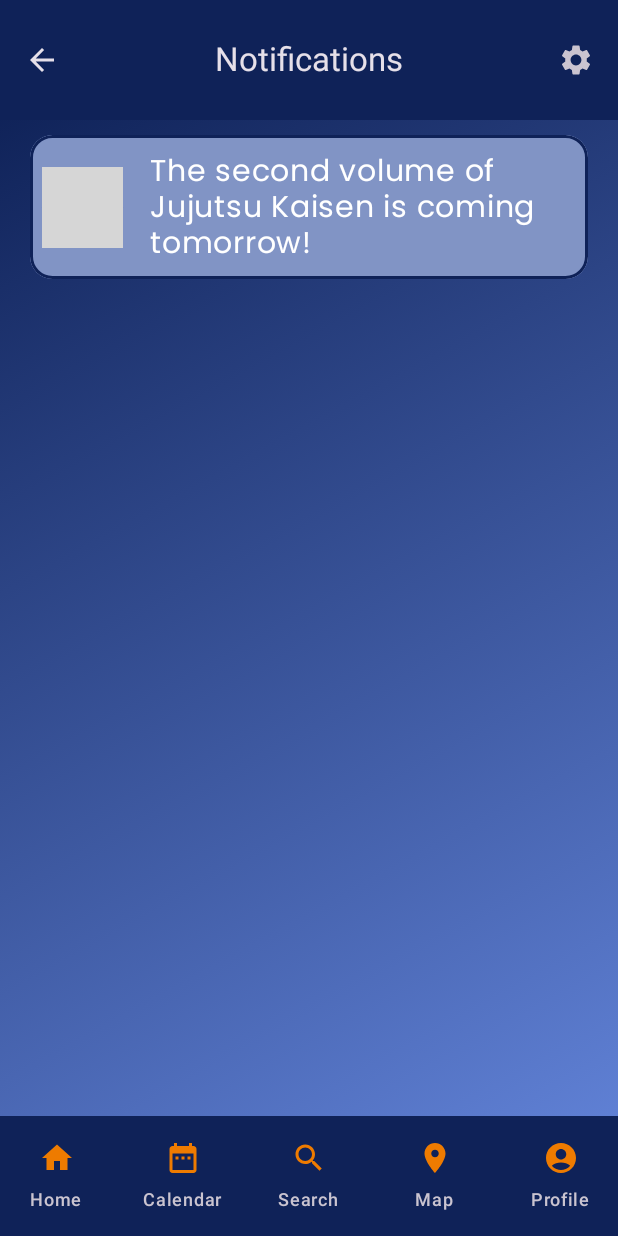
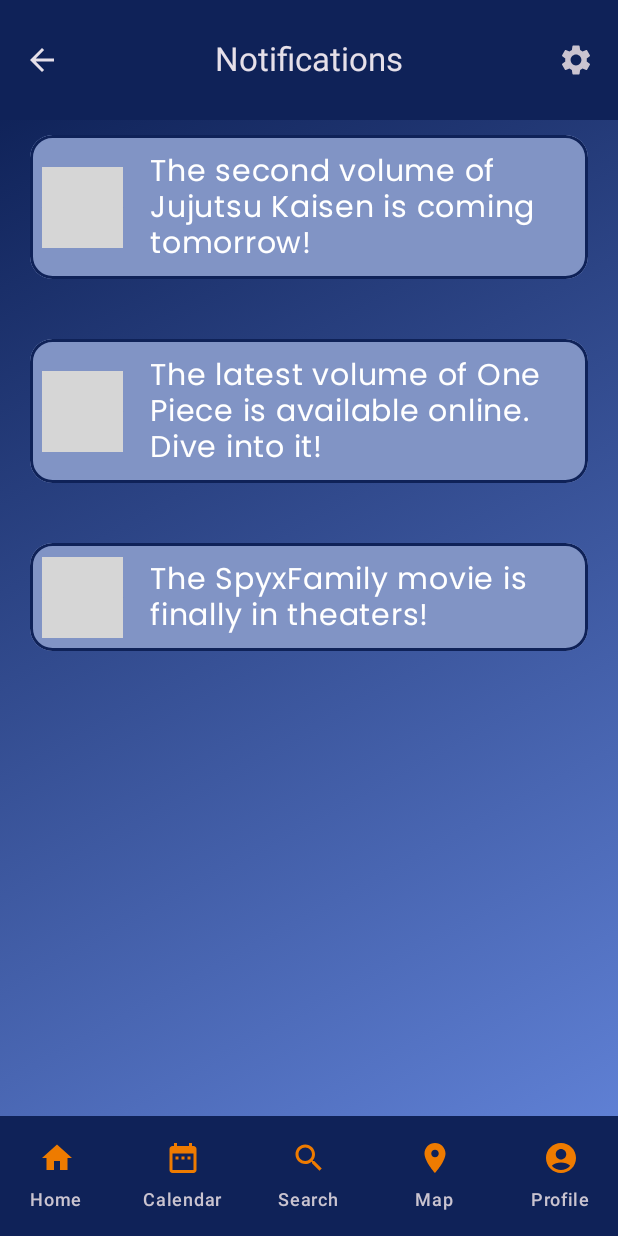
Before and after one commit to Mariarita2710/MangaGen_pre, an Android app built with Jetpack Compose: the NotificationsScreen screen opened through its navigation route, on a phone screen of 412 x 824 dp. Run offline under Robolectric (Android 15) with nearby library versions, the phone set to English and light mode, and no system bars; our stand-ins replace Firebase (no records; nobody signed in at launch, a user with empty details on screens opened directly), livedata-compose; pictures from the network do not load; grey boxes are pictures that could not be loaded.

Commit message:
Update Notifications.kt

```diff
--- a/GenerazioneMangaV3/app/src/main/java/com/polito/giulia/generazionemangav3/screens/Notifications.kt
+++ b/GenerazioneMangaV3/app/src/main/java/com/polito/giulia/generazionemangav3/screens/Notifications.kt
@@ -37,8 +37,9 @@ import com.polito.giulia.generazionemangav3.ui.theme.fontFamily
 
 @Composable
 fun NotificationsScreen(viewModel: AppViewModel, navController: NavController) {
-    var url =""
-    url = FindUrl(fileName = "Jujutsu Kaisen Cover.jpg")
+    val url1 = FindUrl(fileName = "Jujutsu Kaisen Cover.jpg")
+    val url2 = FindUrl(fileName = "One Piece Cover.jpg")
+    val url3 = FindUrl(fileName = "Spy x Family Cover.jpg")
 
     Box(modifier = Modifier
         .fillMaxSize()
@@ -75,12 +76,10 @@ fun NotificationsScreen(viewModel: AppViewModel, navController: NavController) {
                         .padding(8.dp)
                 ) {
                     AsyncImage(
-                        model = url,
+                        model = url1,
                         contentDescription = "icona",
                         contentScale = ContentScale.Crop)
                 }
-
-
                 Text(
                     text = "The second volume of Jujutsu Kaisen is coming tomorrow!",
                     textAlign = TextAlign.Left,
@@ -91,6 +90,79 @@ fun NotificationsScreen(viewModel: AppViewModel, navController: NavController) {
                     modifier = Modifier.padding(10.dp)
                 )
             }
+
+            Row(
+                Modifier
+                    .padding(20.dp)
+                    .background(MaterialTheme.colorScheme.onBackground, RoundedCornerShape(15.dp))
+                    .clip(RoundedCornerShape(15.dp))
+                    .border(
+                        2.dp,
+                        MaterialTheme.colorScheme.primary,
+                        RoundedCornerShape(15.dp)
+                    ),
+                horizontalArrangement = Arrangement.Center,
+                verticalAlignment = Alignment.CenterVertically,
+            ){
+                Card(
+                    shape = CircleShape,
+                    modifier = Modifier
+                        .height(70.dp)
+                        .width(70.dp)
+                        .padding(8.dp)
+                ) {
+                    AsyncImage(
+                        model = url2,
+                        contentDescription = "icona",
+                        contentScale = ContentScale.Crop)
+                }
+                Text(
+                    text = "The latest volume of One Piece is available online. Dive into it!",
+                    textAlign = TextAlign.Left,
+                    fontFamily = fontFamily,
+                    fontWeight = FontWeight.Normal,
+                    fontSize = 20.sp,
+                    color = Color.White,
+                    modifier = Modifier.padding(10.dp)
+                )
+            }
+
+            Row(
+                Modifier
+                    .padding(20.dp)
+                    .background(MaterialTheme.colorScheme.onBackground, RoundedCornerShape(15.dp))
+                    .clip(RoundedCornerShape(15.dp))
+                    .border(
+                        2.dp,
+                        MaterialTheme.colorScheme.primary,
+                        RoundedCornerShape(15.dp)
+                    ),
+                horizontalArrangement = Arrangement.Center,
+                verticalAlignment = Alignment.CenterVertically,
+            ){
+                Card(
+                    shape = CircleShape,
+                    modifier = Modifier
+                        .height(70.dp)
+                        .width(70.dp)
+                        .padding(8.dp)
+                ) {
+                    AsyncImage(
+                        model = url3,
+                        contentDescription = "icona",
+                        contentScale = ContentScale.Crop)
+                }
+                Text(
+                    text = "The SpyxFamily movie is finally in theaters!",
+                    textAlign = TextAlign.Left,
+                    fontFamily = fontFamily,
+                    fontWeight = FontWeight.Normal,
+                    fontSize = 20.sp,
+                    color = Color.White,
+                    modifier = Modifier.padding(10.dp)
+                )
+            }
+
         }
 
     }
```
